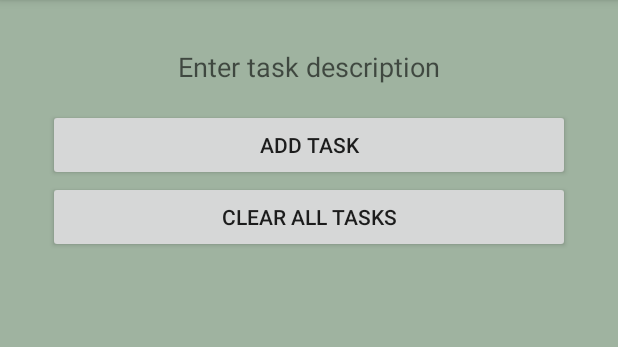
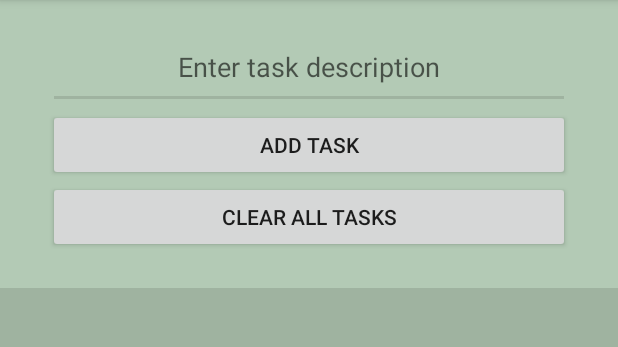
Before and after one commit to wcraycroft/ToDo2Day, an Android app: the screen it shows after launch (MainActivity), on a phone screen of 412 x 824 dp, the part 84-431 px from its top. Run offline under Robolectric (Android 15) with nearby library versions, the phone set to English and light mode, and no system bars; 6 statements that could not run were skipped.

Commit message:
Added Custom List Adapter.

```diff
--- a/app/src/main/java/edu/miracosta/cs134/MainActivity.java
+++ b/app/src/main/java/edu/miracosta/cs134/MainActivity.java
@@ -2,12 +2,24 @@ package edu.miracosta.cs134;
 
 import android.support.v7.app.AppCompatActivity;
 import android.os.Bundle;
+import android.view.View;
+import android.widget.EditText;
+import android.widget.ListView;
+
+import java.util.List;
 
 import edu.miracosta.cs134.Model.DBHelper;
+import edu.miracosta.cs134.Model.Task;
 
 public class MainActivity extends AppCompatActivity {
 
+    // Model declarations
     private DBHelper mDb;
+    private List<Task> mAllTasks;
+    // Views declarations
+    private EditText mTaskEditText;
+    private ListView mTaskListView;
+    private TaskListAdapter mTaskListAdapter;
 
     @Override
     protected void onCreate(Bundle savedInstanceState) {
@@ -16,6 +28,29 @@ public class MainActivity extends AppCompatActivity {
 
         // Instantiate the database
         mDb = new DBHelper(this);
+        // Fill the list with data from the database
+        mAllTasks = mDb.getAllTasks();
+
+        // Connect controller with view
+        mTaskEditText = findViewById(R.id.taskEditText);
+        mTaskListView = findViewById(R.id.taskListView);
+
+        // Associate the TaskListAdapter with the ListView
+        mTaskListAdapter = new TaskListAdapter(this, R.layout.task_item, mAllTasks);
+        mTaskListView.setAdapter(mTaskListAdapter);
+    }
+
+    public void addTask(View v) {
+        String description = mTaskEditText.getText().toString();
+        Task newTask = new Task(description);
+        mDb.addTask(newTask);
+        // Notify ListAdapter that it has changed
+        mTaskListAdapter.notifyDataSetChanged();
+    }
+
+    public void clearTask(View v) {
+        mDb.clearAllTasks();
+        mTaskListAdapter.notifyDataSetChanged();
     }
 
     @Override
--- a/app/src/main/java/edu/miracosta/cs134/Model/Task.java
+++ b/app/src/main/java/edu/miracosta/cs134/Model/Task.java
@@ -38,6 +38,10 @@ public class Task {
         mIsDone = done;
     }
 
+    public void setId(long id) {
+        mId = id;
+    }
+
     @Override
     public String toString() {
         return "Task{" +
--- /dev/null
+++ b/app/src/main/java/edu/miracosta/cs134/TaskListAdapter.java
@@ -0,0 +1,51 @@
+package edu.miracosta.cs134;
+
+import android.content.Context;
+import android.support.annotation.NonNull;
+import android.support.annotation.Nullable;
+import android.view.LayoutInflater;
+import android.view.View;
+import android.view.ViewGroup;
+import android.widget.ArrayAdapter;
+import android.widget.CheckBox;
+
+import java.util.List;
+
+import edu.miracosta.cs134.Model.Task;
+
+public class TaskListAdapter extends ArrayAdapter<Task> {
+
+    private Context mContext;
+    private int mResourceId;
+    private List<Task> mAllTasks;
+
+    public TaskListAdapter(@NonNull Context context, int resource, @NonNull List<Task> objects) {
+        super(context, resource, objects);
+        // Initialize instance variables
+        mContext = context;
+        mResourceId = resource;
+        mAllTasks = objects;
+    }
+
+    // Override getView method
+    // Ctrl + o to override
+    @NonNull
+    @Override
+    public View getView(int position, @Nullable View convertView, @NonNull ViewGroup parent) {
+        //return super.getView(position, convertView, parent);
+
+        // For each task in the list, inflate its view
+        Task focusedTask = mAllTasks.get(position);
+
+        // Create layout inflater
+        LayoutInflater inflater =
+                (LayoutInflater) mContext.getSystemService(Context.LAYOUT_INFLATER_SERVICE);
+
+        View view = inflater.inflate(mResourceId, null);
+        CheckBox isDoneCB = view.findViewById(R.id.isDoneCheckBox);
+        isDoneCB.setChecked(focusedTask.isDone());
+        isDoneCB.setText(focusedTask.getDescription());
+
+        return view;
+    }
+}
--- a/app/src/main/res/layout/activity_main.xml
+++ b/app/src/main/res/layout/activity_main.xml
@@ -1,21 +1,18 @@
 <?xml version="1.0" encoding="utf-8"?>
-<android.support.constraint.ConstraintLayout xmlns:android="http://schemas.android.com/apk/res/android"
+<LinearLayout xmlns:android="http://schemas.android.com/apk/res/android"
     xmlns:app="http://schemas.android.com/apk/res-auto"
     xmlns:tools="http://schemas.android.com/tools"
+    android:id="@+id/LinearLayout"
     android:layout_width="match_parent"
     android:layout_height="match_parent"
+    android:orientation="vertical"
     tools:context=".MainActivity">
-
-    <LinearLayout
-        android:layout_width="match_parent"
-        android:layout_height="match_parent"
-        android:background="@color/dark_aqua"
-        android:orientation="vertical">
 
     <android.support.constraint.ConstraintLayout
         android:layout_width="match_parent"
         android:layout_height="match_parent"
-            android:layout_weight="3">
+        android:layout_weight="3"
+        android:background="@color/aqua">
 
         <EditText
             android:id="@+id/taskEditText"
@@ -40,6 +37,7 @@
             android:layout_height="wrap_content"
             android:layout_marginStart="32dp"
             android:layout_marginEnd="32dp"
+            android:onClick="addTask"
             android:text="@string/add"
             app:layout_constraintEnd_toEndOf="parent"
             app:layout_constraintStart_toStartOf="parent"
@@ -51,6 +49,7 @@
             android:layout_height="wrap_content"
             android:layout_marginStart="32dp"
             android:layout_marginEnd="32dp"
+            android:onClick="clearTask"
             android:text="@string/delete"
             app:layout_constraintEnd_toEndOf="parent"
             app:layout_constraintStart_toStartOf="parent"
@@ -62,8 +61,9 @@
         android:id="@+id/taskListView"
         android:layout_width="match_parent"
         android:layout_height="match_parent"
-            android:layout_marginStart="32dp"
-            android:layout_marginEnd="32dp"
-            android:layout_weight="1" />
+        android:layout_weight="1"
+        android:background="@color/dark_aqua"
+        android:paddingStart="32dp"
+        android:paddingEnd="32dp" />
+
 </LinearLayout>
-</android.support.constraint.ConstraintLayout>
```
Also changed, not shown: app/src/main/java/edu/miracosta/cs134/Model/DBHelper.java (+76 -0 lines), app/src/main/res/layout/task_item.xml (added, +18 -0 lines). Lines whose indentation alone changed are shown as unchanged.
